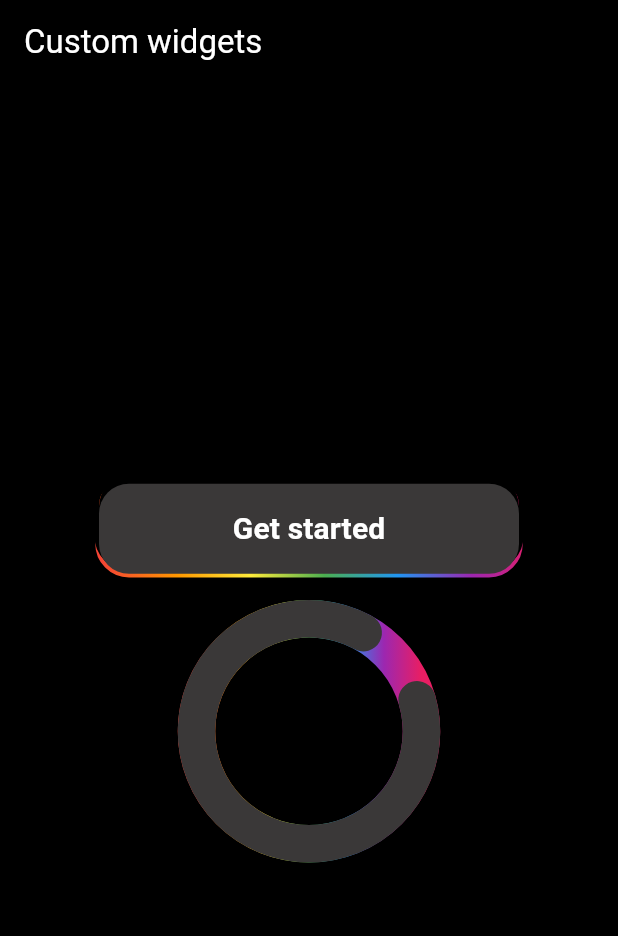
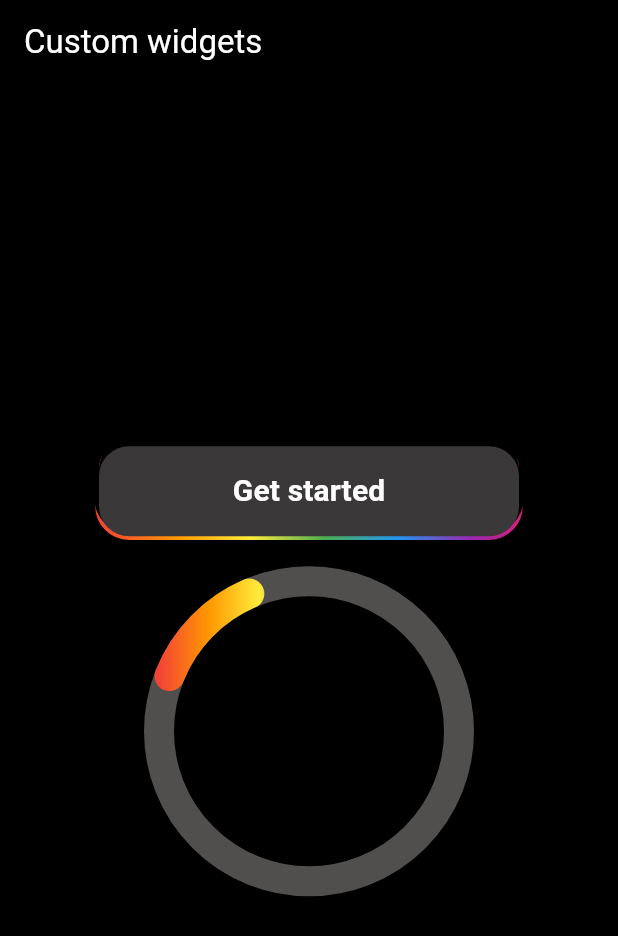
Before and after one commit to prosmaw/flutter_custom_widgets, a Flutter app: the screen it shows after launch, on a phone screen of 412 x 824 dp. Shown: the top 936 px of the screen. Run offline on Flutter 3.47's test engine with Material 3 defaults, Android fonts, the phone set to English and light mode, and no system bars.

Commit message:
update rotating gradient

```diff
--- a/lib/home_page.dart
+++ b/lib/home_page.dart
@@ -1,7 +1,6 @@
 import 'package:custom_widgets/widgets/angular_gradient_button.dart';
-import 'package:custom_widgets/widgets/gradient_border.dart';
+import 'package:custom_widgets/widgets/rotating_gradient_arc.dart';
 import 'package:flutter/material.dart';
-import 'dart:math' as math;
 
 class HomePage extends StatefulWidget {
   const HomePage({super.key});
@@ -11,25 +10,6 @@ class HomePage extends StatefulWidget {
 }
 
 class _HomePageState extends State<HomePage> with TickerProviderStateMixin {
-  late final AnimationController _animationController = AnimationController(
-    duration: const Duration(seconds: 15),
-    vsync: this,
-  )..repeat();
-
-  late final Animation<double> _turnAnimation =
-      Tween<double>(begin: 0.0, end: 4.0).animate(_animationController);
-  Gradient get borderGradient => const LinearGradient(
-        colors: [
-          Colors.red,
-          Colors.orange,
-          Colors.yellow,
-          Colors.green,
-          Colors.blue,
-          Colors.purple,
-          Colors.pink
-        ],
-      );
-
   @override
   Widget build(BuildContext context) {
     return Scaffold(
@@ -41,64 +21,19 @@ class _HomePageState extends State<HomePage> with TickerProviderStateMixin {
         ),
         backgroundColor: Colors.black,
       ),
-      body: Column(
+      body: const Column(
         mainAxisAlignment: MainAxisAlignment.center,
         crossAxisAlignment: CrossAxisAlignment.center,
         children: [
-          const Center(
+          Center(
             child: AngularGradientButton(),
           ),
-          const SizedBox(
+          SizedBox(
             height: 30,
           ),
-          Stack(
-            children: [
-              GradientBorder(
-                  gradient: borderGradient,
-                  radius: 180,
-                  size: const Size(150, 150),
-                  strokeWidth: 25),
-              RotationTransition(
-                turns: _turnAnimation,
-                child: CustomPaint(
-                  size: const Size(150, 150),
-                  painter: CustomArc(
-                    color: const Color.fromARGB(255, 58, 56, 56),
-                    strokeWidth: 25,
-                  ),
-                ),
-              )
-            ],
-          )
+          RotatingGradientArc()
         ],
       ),
     );
   }
 }
-
-class CustomArc extends CustomPainter {
-  final double strokeWidth;
-  final Color color;
-  final _paint = Paint()..style = PaintingStyle.stroke;
-
-  CustomArc({required this.color, required this.strokeWidth});
-
-  @override
-  void paint(Canvas canvas, Size size) {
-    final center = Offset(size.width / 2, size.height / 2);
-    final radius = size.width / 2;
-
-    final rect = Rect.fromCircle(center: center, radius: radius);
-    _paint
-      ..strokeWidth = strokeWidth
-      ..strokeCap = StrokeCap.round
-      ..strokeJoin = StrokeJoin.round
-      ..color = color;
-    canvas.drawArc(rect, -math.pi / 2, -math.pi * 7 / 4, false, _paint);
-  }
-
-  @override
-  bool shouldRepaint(covariant CustomPainter oldDelegate) {
-    return true;
-  }
-}
--- /dev/null
+++ b/lib/style.dart
@@ -0,0 +1,13 @@
+import 'package:flutter/material.dart';
+
+class BaseColors {
+  static const List<Color> grad1 = [
+    Colors.red,
+    Colors.orange,
+    Colors.yellow,
+    Colors.green,
+    Colors.blue,
+    Colors.purple,
+    Colors.pink
+  ];
+}
--- a/lib/widgets/angular_gradient_button.dart
+++ b/lib/widgets/angular_gradient_button.dart
@@ -1,3 +1,4 @@
+import 'package:custom_widgets/style.dart';
 import 'package:custom_widgets/widgets/gradient_border.dart';
 import 'package:flutter/material.dart';
 import 'dart:math' as math;
@@ -18,15 +19,9 @@ class _AngularGradientButtonState extends State<AngularGradientButton>
     vsync: this,
   )..repeat();
 
-  Gradient get borderGradient => LinearGradient(colors: const [
-        Colors.red,
-        Colors.orange,
-        Colors.yellow,
-        Colors.green,
-        Colors.blue,
-        Colors.purple,
-        Colors.pink
-      ], transform: GradientRotation(_animationController.value * 2 * math.pi));
+  Gradient get borderGradient => LinearGradient(
+      colors: BaseColors.grad1,
+      transform: GradientRotation(_animationController.value * 2 * math.pi));
   @override
   void dispose() {
     _animationController.dispose();
--- /dev/null
+++ b/lib/widgets/rotating_gradient_arc.dart
@@ -0,0 +1,77 @@
+import 'package:flutter/material.dart';
+import 'dart:math' as math;
+import 'package:custom_widgets/style.dart';
+
+class RotatingGradientArc extends StatefulWidget {
+  const RotatingGradientArc({super.key});
+
+  @override
+  State<RotatingGradientArc> createState() => _RotatingGradientArcState();
+}
+
+class _RotatingGradientArcState extends State<RotatingGradientArc>
+    with TickerProviderStateMixin {
+  late final AnimationController _animationController = AnimationController(
+    duration: const Duration(seconds: 5),
+    vsync: this,
+  )..repeat();
+
+  late final Animation<double> _turnAnimation =
+      Tween<double>(begin: 0, end: math.pi * 2).animate(_animationController);
+  Gradient get borderGradient => const LinearGradient(colors: BaseColors.grad1);
+
+  @override
+  Widget build(BuildContext context) {
+    return AnimatedBuilder(
+        animation: _animationController,
+        builder: (context, child) {
+          return CustomPaint(
+            size: const Size(200, 200),
+            painter: GradientArcPainter(
+                startAngle: _turnAnimation.value, gradient: borderGradient),
+          );
+        });
+  }
+}
+
+class GradientArcPainter extends CustomPainter {
+  double startAngle;
+  Gradient gradient;
+  GradientArcPainter({required this.startAngle, required this.gradient});
+
+  @override
+  void paint(Canvas canvas, Size size) {
+    const double strokeWidth = 20.0;
+    final double radius = (size.width / 2);
+    final Offset center = Offset(size.width / 2, size.height / 2);
+
+    // Grey circle
+    final Paint circlePaint = Paint()
+      ..color = const Color.fromARGB(255, 81, 78, 78)
+      ..style = PaintingStyle.stroke
+      ..strokeWidth = strokeWidth;
+
+    canvas.drawCircle(center, radius, circlePaint);
+
+    // gradient paint
+    final Paint gradientPaint = Paint()
+      ..shader =
+          gradient.createShader(Rect.fromCircle(center: center, radius: radius))
+      ..style = PaintingStyle.stroke
+      ..strokeCap = StrokeCap.round
+      ..strokeWidth = strokeWidth;
+
+    // arc path
+    final Path arcPath = Path()
+      ..addArc(
+        Rect.fromCircle(center: center, radius: radius),
+        startAngle,
+        3.14 / 4,
+      );
+
+    canvas.drawPath(arcPath, gradientPaint);
+  }
+
+  @override
+  bool shouldRepaint(CustomPainter oldDelegate) => false;
+}
```
